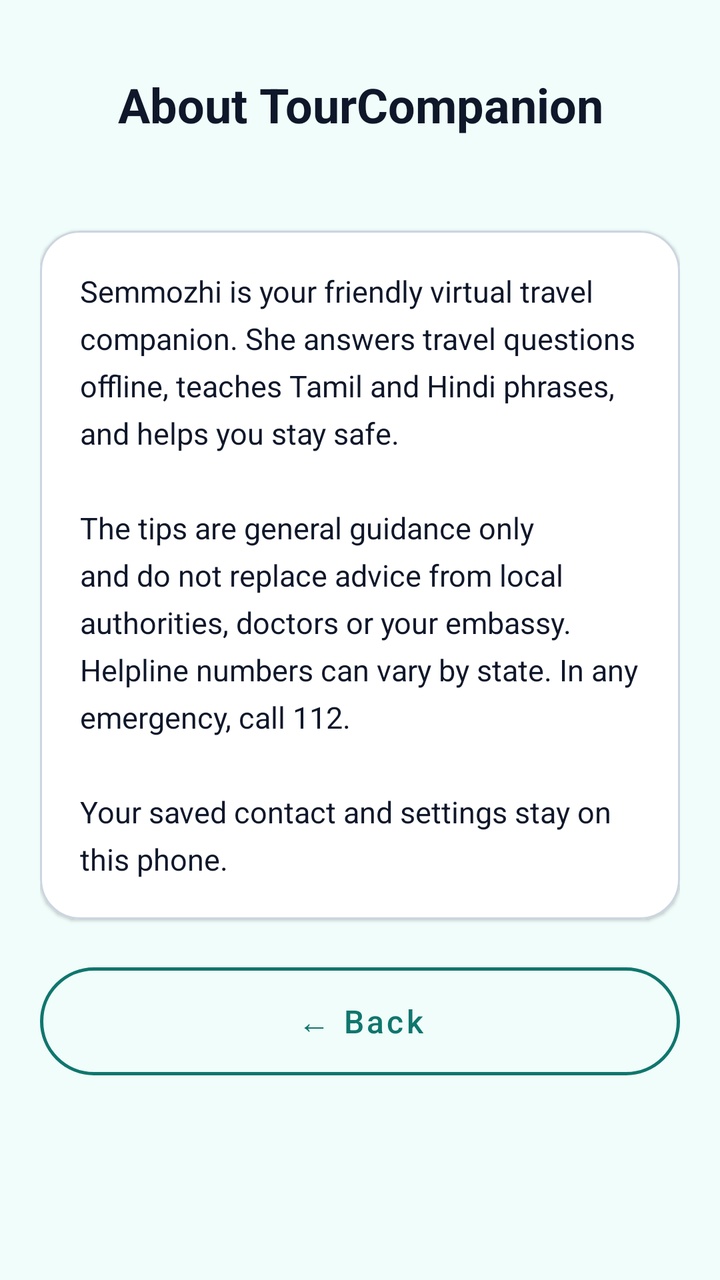
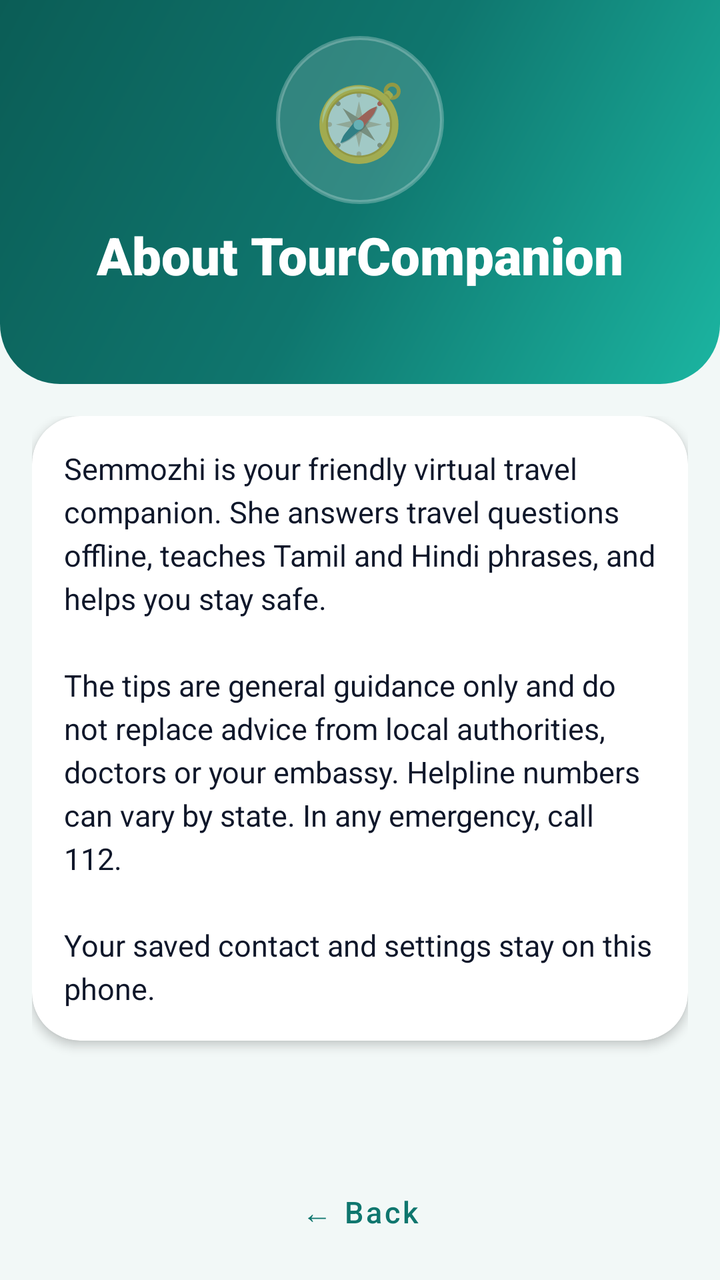

The first picture is an Android layout as it rendered before a commit; the second is the same layout after the commit. The layout source and the unified diff follow.
<!-- AndroidManifest.xml: application theme Theme.TourCompanion -->
<!-- res/layout/activity_about.xml -->
<?xml version="1.0" encoding="utf-8"?>
<ScrollView
    xmlns:android="http://schemas.android.com/apk/res/android"
    xmlns:app="http://schemas.android.com/apk/res-auto"
    android:layout_width="match_parent"
    android:layout_height="match_parent"
    android:background="#F0FDFA"
    android:fillViewport="true">

    <LinearLayout
        android:layout_width="match_parent"
        android:layout_height="wrap_content"
        android:orientation="vertical"
        android:padding="20dp">

        <TextView
            android:layout_width="match_parent"
            android:layout_height="wrap_content"
            android:layout_marginTop="16dp"
            android:gravity="center"
            android:text="About TourCompanion"
            android:textColor="#0F172A"
            android:textSize="24sp"
            android:textStyle="bold" />

        <TextView
            android:id="@+id/aboutVersion"
            android:layout_width="match_parent"
            android:layout_height="wrap_content"
            android:layout_marginTop="4dp"
            android:gravity="center"
            android:textColor="#475569"
            android:textSize="14sp" />

        <com.google.android.material.card.MaterialCardView
            android:layout_width="match_parent"
            android:layout_height="wrap_content"
            android:layout_marginTop="24dp"
            android:layout_marginBottom="24dp"
            app:cardBackgroundColor="#FFFFFF"
            app:cardCornerRadius="20dp"
            app:cardElevation="1dp"
            app:strokeColor="#CBD5E1"
            app:strokeWidth="1dp">

            <TextView
                android:layout_width="match_parent"
                android:layout_height="wrap_content"
                android:lineSpacingExtra="6dp"
                android:padding="20dp"
                android:text="@string/about_body"
                android:textColor="#0F172A"
                android:textSize="15sp" />
        </com.google.android.material.card.MaterialCardView>

        <com.google.android.material.button.MaterialButton
            android:id="@+id/backAboutButton"
            style="@style/Widget.Tour.Button.Secondary"
            android:layout_width="match_parent"
            android:layout_height="54dp"
            android:text="← Back"
            android:textSize="16sp" />

    </LinearLayout>

</ScrollView>
<!-- resources referenced by this layout -->
<resources>
  <string name="about_body">Semmozhi is your friendly virtual travel companion. She answers travel questions offline, teaches Tamil and Hindi phrases, and helps you stay safe.\n\nThe tips are general guidance only and do not replace advice from local authorities, doctors or your embassy. Helpline numbers can vary by state. In any emergency, call 112.\n\nYour saved contact and settings stay on this phone.</string>
  <style name="Widget.Tour.Button.Secondary" parent="Widget.MaterialComponents.Button.OutlinedButton">
          <item name="strokeColor">@color/primary</item>
          <item name="strokeWidth">1.5dp</item>
          <item name="android:textColor">@color/primary</item>
          <item name="cornerRadius">28dp</item>
          <item name="android:textAllCaps">false</item>
          <item name="android:textSize">16sp</item>
          <item name="android:fontFamily">sans-serif-medium</item>
          <item name="android:minHeight">52dp</item>
          <item name="android:insetTop">0dp</item>
          <item name="android:insetBottom">0dp</item>
      </style>
  <style name="Theme.TourCompanion" parent="Theme.MaterialComponents.DayNight.DarkActionBar">
          
          <item name="colorPrimary">@color/purple_500</item>
          <item name="colorPrimaryVariant">@color/purple_700</item>
          <item name="colorOnPrimary">@color/white</item>
          
          <item name="colorSecondary">@color/teal_200</item>
          <item name="colorSecondaryVariant">@color/teal_700</item>
          <item name="colorOnSecondary">@color/black</item>
          
          <item name="android:statusBarColor">?attr/colorPrimaryVariant</item>
          
      </style>
  <color name="primary">#0F766E</color>
  <color name="purple_500">#FF6200EE</color>
  <color name="purple_700">#FF3700B3</color>
  <color name="white">#FFFFFFFF</color>
  <color name="teal_200">#FF03DAC5</color>
  <color name="teal_700">#FF018786</color>
  <color name="black">#FF000000</color>
</resources>

<!-- the commit's change to res/layout/activity_about.xml (unified diff, before → after) -->
@@ -1,66 +1,102 @@
 <?xml version="1.0" encoding="utf-8"?>
-<ScrollView
+<LinearLayout
     xmlns:android="http://schemas.android.com/apk/res/android"
     xmlns:app="http://schemas.android.com/apk/res-auto"
     android:layout_width="match_parent"
     android:layout_height="match_parent"
-    android:background="#F0FDFA"
-    android:fillViewport="true">
+    android:background="@color/bg"
+    android:orientation="vertical">
 
     <LinearLayout
         android:layout_width="match_parent"
         android:layout_height="wrap_content"
+        android:tag="header"
+        android:background="@drawable/bg_header"
+        android:gravity="center_horizontal"
         android:orientation="vertical"
-        android:padding="20dp">
+        android:paddingStart="20dp"
+        android:paddingTop="18dp"
+        android:paddingEnd="20dp"
+        android:paddingBottom="26dp">
 
         <TextView
+            android:layout_width="84dp"
+            android:layout_height="84dp"
+            android:background="@drawable/bg_circle_soft"
+            android:gravity="center"
+            android:text="🧭"
+            android:textSize="37sp" />
+
+        <TextView
+            
+            style="@style/Text.Tour.Title"
             android:layout_width="match_parent"
             android:layout_height="wrap_content"
-            android:layout_marginTop="16dp"
-            android:gravity="center"
-            android:text="About TourCompanion"
-            android:textColor="#0F172A"
-            android:textSize="24sp"
-            android:textStyle="bold" />
+            android:layout_marginTop="8dp"
+            android:text="About TourCompanion" />
 
         <TextView
             android:id="@+id/aboutVersion"
+            style="@style/Text.Tour.Subtitle"
             android:layout_width="match_parent"
             android:layout_height="wrap_content"
-            android:layout_marginTop="4dp"
-            android:gravity="center"
-            android:textColor="#475569"
-            android:textSize="14sp" />
+            android:layout_marginTop="2dp"
+            android:text="" />
+    </LinearLayout>
+
+    <ScrollView
+        android:layout_width="match_parent"
+        android:layout_height="0dp"
+        android:layout_weight="1"
+        android:clipToPadding="false"
+        android:fillViewport="true"
+        android:scrollbars="none">
+
+        <LinearLayout
+            android:layout_width="match_parent"
+            android:layout_height="wrap_content"
+            android:orientation="vertical"
+            android:padding="16dp">
 
         <com.google.android.material.card.MaterialCardView
             android:layout_width="match_parent"
             android:layout_height="wrap_content"
-            android:layout_marginTop="24dp"
-            android:layout_marginBottom="24dp"
-            app:cardBackgroundColor="#FFFFFF"
-            app:cardCornerRadius="20dp"
-            app:cardElevation="1dp"
-            app:strokeColor="#CBD5E1"
-            app:strokeWidth="1dp">
+            android:layout_marginTop="0dp"
+            app:cardBackgroundColor="@color/surface"
+            app:cardCornerRadius="24dp"
+            app:cardElevation="3dp"
+            app:strokeWidth="0dp">
 
-            <TextView
+            <LinearLayout
                 android:layout_width="match_parent"
                 android:layout_height="wrap_content"
-                android:lineSpacingExtra="6dp"
-                android:padding="20dp"
-                android:text="@string/about_body"
-                android:textColor="#0F172A"
-                android:textSize="15sp" />
+                android:orientation="vertical"
+                android:padding="16dp">
+
+        <TextView
+            
+            android:layout_width="match_parent"
+            android:layout_height="wrap_content"
+            android:layout_marginTop="0dp"
+            android:text="@string/about_body"
+            android:textColor="@color/text_primary"
+            android:textSize="15sp"
+            android:lineSpacingExtra="4dp" />
+
+            </LinearLayout>
         </com.google.android.material.card.MaterialCardView>
 
-        <com.google.android.material.button.MaterialButton
-            android:id="@+id/backAboutButton"
-            style="@style/Widget.Tour.Button.Secondary"
-            android:layout_width="match_parent"
-            android:layout_height="54dp"
-            android:text="← Back"
-            android:textSize="16sp" />
+        </LinearLayout>
+    </ScrollView>
 
-    </LinearLayout>
+    <com.google.android.material.button.MaterialButton
+        android:id="@+id/backAboutButton"
+        style="@style/Widget.Tour.Button.Text"
+        android:layout_width="match_parent"
+        android:layout_height="52dp"
+        android:layout_marginStart="16dp"
+        android:layout_marginEnd="16dp"
+        android:layout_marginBottom="8dp"
+        android:text="← Back" />
 
-</ScrollView>
+</LinearLayout>
<!-- resource entries referenced after the edit -->
@@ -1,37 +1,68 @@
 <!-- resources referenced by this layout -->
 <resources>
+  <color name="bg">#F2F8F7</color>
+  <color name="surface">#FFFFFF</color>
+  <color name="text_primary">#0F172A</color>
+  <!-- drawable bg_circle_soft (drawable) -->
+  <?xml version="1.0" encoding="utf-8"?>
+  <shape xmlns:android="http://schemas.android.com/apk/res/android" android:shape="oval">
+      <solid android:color="#26FFFFFF" />
+      <stroke android:width="2dp" android:color="#40FFFFFF" />
+  </shape>
+  <!-- drawable bg_header (drawable) -->
+  <?xml version="1.0" encoding="utf-8"?>
+  <shape xmlns:android="http://schemas.android.com/apk/res/android" android:shape="rectangle">
+      <gradient android:type="linear" android:angle="315" android:startColor="#0B5D56" android:centerColor="#0F766E" android:endColor="#1BB5A1" />
+      <corners android:bottomLeftRadius="30dp" android:bottomRightRadius="30dp" />
+  </shape>
   <string name="about_body">Semmozhi is your friendly virtual travel companion. She answers travel questions offline, teaches Tamil and Hindi phrases, and helps you stay safe.\n\nThe tips are general guidance only and do not replace advice from local authorities, doctors or your embassy. Helpline numbers can vary by state. In any emergency, call 112.\n\nYour saved contact and settings stay on this phone.</string>
-  <style name="Widget.Tour.Button.Secondary" parent="Widget.MaterialComponents.Button.OutlinedButton">
-          <item name="strokeColor">@color/primary</item>
-          <item name="strokeWidth">1.5dp</item>
+  <style name="Text.Tour.Subtitle" parent="">
+          <item name="android:textColor">#E6FFFFFF</item>
+          <item name="android:textSize">14sp</item>
+          <item name="android:gravity">center</item>
+      </style>
+  <style name="Text.Tour.Title" parent="">
+          <item name="android:textColor">@color/white</item>
+          <item name="android:textSize">26sp</item>
+          <item name="android:fontFamily">sans-serif-black</item>
+          <item name="android:gravity">center</item>
+      </style>
+  <style name="Widget.Tour.Button.Text" parent="Widget.MaterialComponents.Button.TextButton">
           <item name="android:textColor">@color/primary</item>
+          <item name="android:textAllCaps">false</item>
+          <item name="android:textSize">15sp</item>
+          <item name="android:fontFamily">sans-serif-medium</item>
+      </style>
+  <style name="Theme.TourCompanion" parent="Theme.MaterialComponents.Light.NoActionBar">
+          <item name="colorPrimary">@color/primary</item>
+          <item name="colorPrimaryVariant">@color/primary_dark</item>
+          <item name="colorOnPrimary">@color/white</item>
+          <item name="colorSecondary">@color/accent</item>
+          <item name="colorSecondaryVariant">@color/accent</item>
+          <item name="colorOnSecondary">@color/text_primary</item>
+          <item name="android:colorBackground">@color/bg</item>
+          <item name="android:windowBackground">@color/bg</item>
+          <item name="android:statusBarColor">@color/primary_dark</item>
+          <item name="android:textColorPrimary">@color/text_primary</item>
+          <item name="android:textColorSecondary">@color/text_secondary</item>
+          <item name="materialButtonStyle">@style/Widget.Tour.Button.Primary</item>
+      </style>
+  <color name="primary">#0F766E</color>
+  <color name="primary_dark">#0B5D56</color>
+  <color name="accent">#F59E0B</color>
+  <color name="text_secondary">#64748B</color>
+  <style name="Widget.Tour.Button.Primary" parent="Widget.MaterialComponents.Button">
+          <item name="backgroundTint">@color/primary</item>
+          <item name="android:textColor">@color/white</item>
           <item name="cornerRadius">28dp</item>
           <item name="android:textAllCaps">false</item>
           <item name="android:textSize">16sp</item>
           <item name="android:fontFamily">sans-serif-medium</item>
-          <item name="android:minHeight">52dp</item>
+          <item name="android:minHeight">54dp</item>
           <item name="android:insetTop">0dp</item>
           <item name="android:insetBottom">0dp</item>
+          <item name="rippleColor">#33FFFFFF</item>
       </style>
-  <style name="Theme.TourCompanion" parent="Theme.MaterialComponents.DayNight.DarkActionBar">
-          
-          <item name="colorPrimary">@color/purple_500</item>
-          <item name="colorPrimaryVariant">@color/purple_700</item>
-          <item name="colorOnPrimary">@color/white</item>
-          
-          <item name="colorSecondary">@color/teal_200</item>
-          <item name="colorSecondaryVariant">@color/teal_700</item>
-          <item name="colorOnSecondary">@color/black</item>
-          
-          <item name="android:statusBarColor">?attr/colorPrimaryVariant</item>
-          
-      </style>
-  <color name="primary">#0F766E</color>
-  <color name="purple_500">#FF6200EE</color>
-  <color name="purple_700">#FF3700B3</color>
   <color name="white">#FFFFFFFF</color>
-  <color name="teal_200">#FF03DAC5</color>
-  <color name="teal_700">#FF018786</color>
-  <color name="black">#FF000000</color>
 </resources>
 
